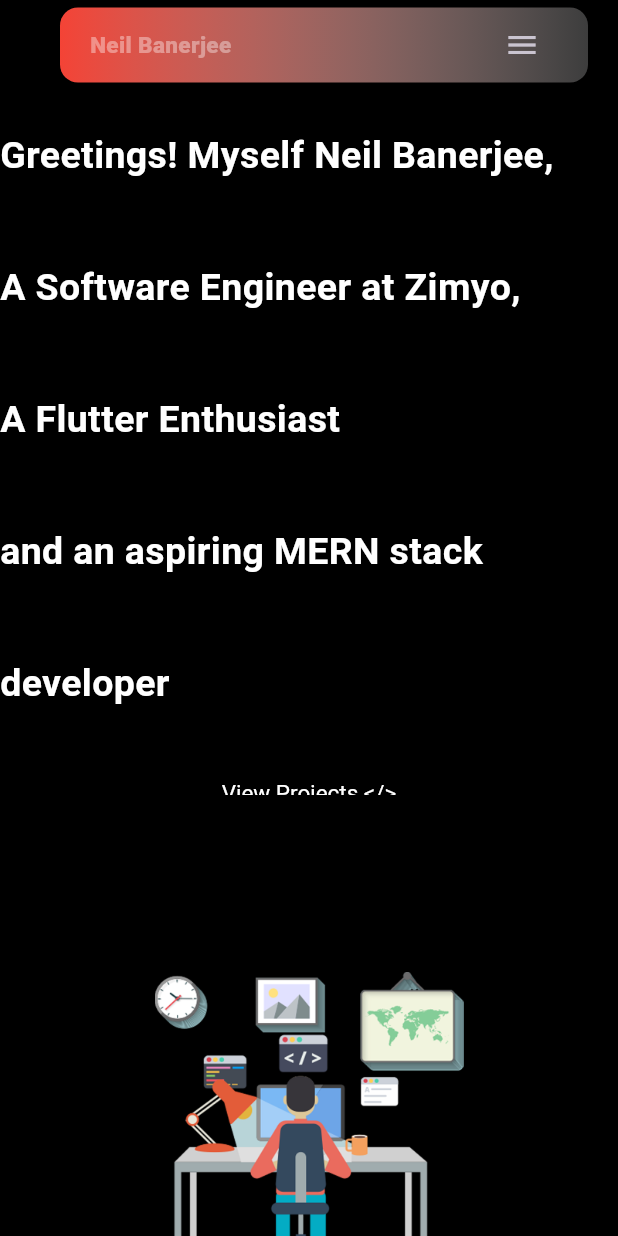
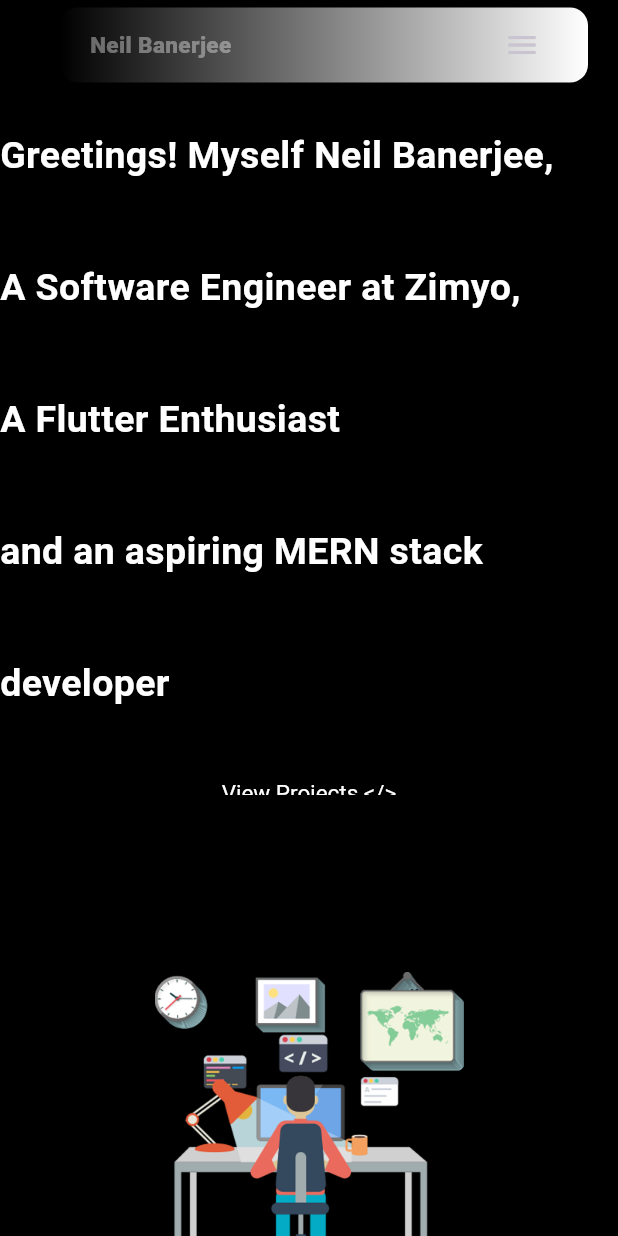
Before and after one commit to NeilBanerjee2002/my_portfolio, a Flutter app: the screen it shows after launch, on a phone screen of 412 x 824 dp. Run offline on Flutter 3.47's test engine with Material 3 defaults, Android fonts, the phone set to English and light mode, and no system bars; missing offline and left inert: dart:html.

Commit message:
changes color of nav bar

```diff
--- a/lib/styles/style.dart
+++ b/lib/styles/style.dart
@@ -8,8 +8,8 @@ import '../constants/colors.dart';
     borderRadius: BorderRadius.circular(12),
     gradient: const LinearGradient(
         colors: [
-          Colors.red,
-          Colors.white24
+          Colors.black,
+          Colors.white
         ]
     )
 );
--- a/lib/widgets/HeaderDesktop.dart
+++ b/lib/widgets/HeaderDesktop.dart
@@ -24,8 +24,8 @@ class _HeaderDesktopState extends State<HeaderDesktop> {
         borderRadius: BorderRadius.circular(12),
         gradient: LinearGradient(
           colors: [
+            Colors.white24,
             Colors.black,
-            Colors.white24,
           ],
         ),
       ),
```
